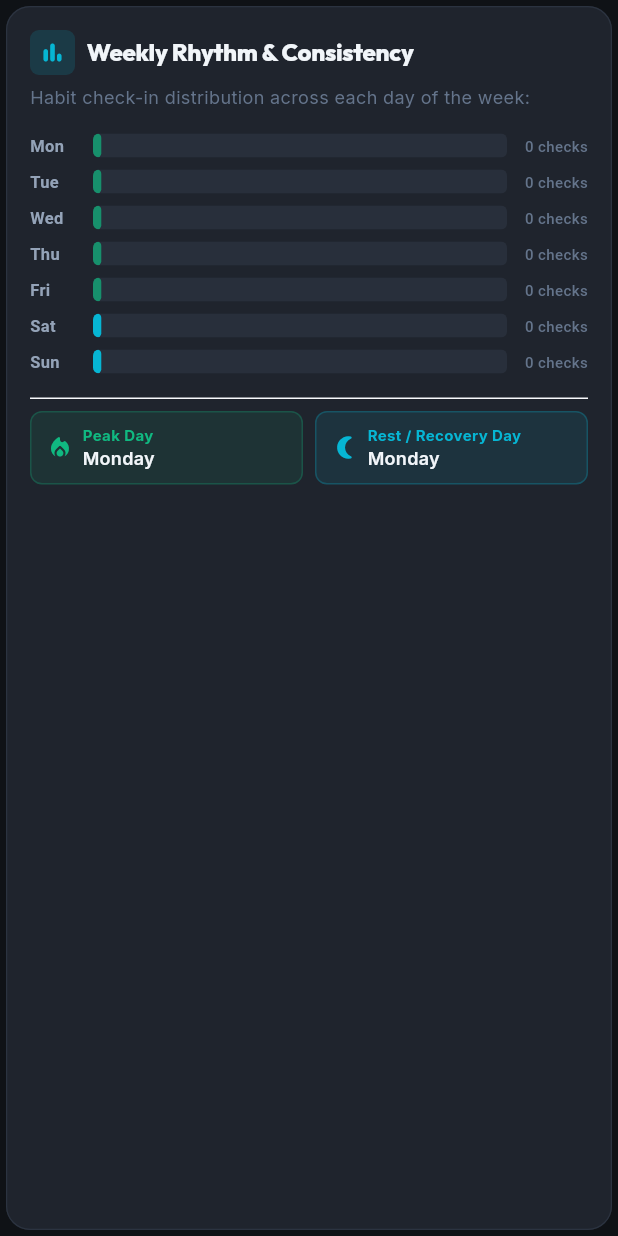
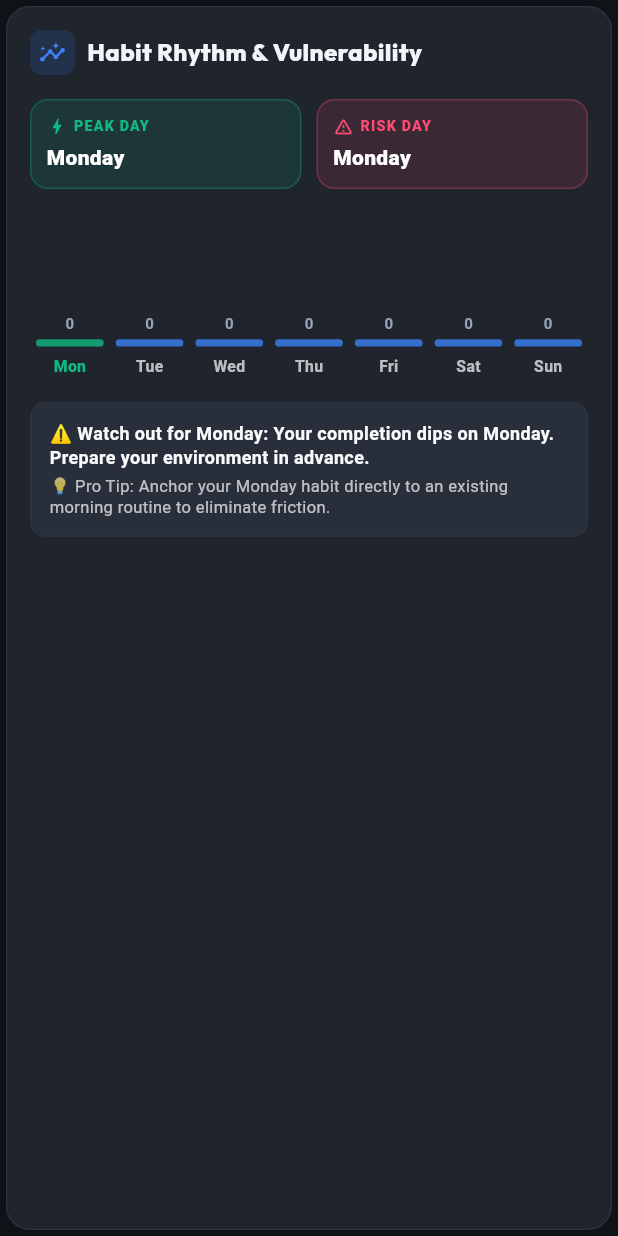
Before and after one commit to agdgb/Streakbox, a Flutter app: the WeeklyRhythmCard widget shown alone on an empty page, opened directly with empty values, on a phone screen of 412 x 824 dp. Run offline on Flutter 3.47's test engine with Material 3 defaults, Android fonts, the phone set to English and light mode, and no system bars; our stand-ins replace emoji_picker_flutter, flutter_animate, flutter_local_notifications, flutter_riverpod, go_router, google_fonts and 4 more; accounts and stored records are empty.

Commit message:
feat: Implement Smart Rhythm Analytics, Vulnerability Risk Warnings, and Velocity Trends (Attack #8)

```diff
--- /dev/null
+++ b/lib/data/services/rhythm_analytics_engine.dart
@@ -0,0 +1,123 @@
+import '../models/habit_entry.dart';
+
+/// Structured analysis of user habit rhythm, peak days, and failure vulnerabilities (Red-Team Attack #8).
+class RhythmInsightReport {
+  final Map<int, int> weekdayCounts; // 1 = Mon ... 7 = Sun
+  final Map<int, double> weekdayPercentages;
+  final int totalCheckIns;
+  final String strongestDayName;
+  final double strongestDayPercentage;
+  final String weakestDayName;
+  final double weakestDayPercentage;
+  final double monthlyVelocityRate; // % change vs previous 30 days
+  final String vulnerabilityWarning;
+  final String actionableCoachingTip;
+
+  const RhythmInsightReport({
+    required this.weekdayCounts,
+    required this.weekdayPercentages,
+    required this.totalCheckIns,
+    required this.strongestDayName,
+    required this.strongestDayPercentage,
+    required this.weakestDayName,
+    required this.weakestDayPercentage,
+    required this.monthlyVelocityRate,
+    required this.vulnerabilityWarning,
+    required this.actionableCoachingTip,
+  });
+}
+
+class RhythmAnalyticsEngine {
+  RhythmAnalyticsEngine._();
+
+  static const List<String> dayNames = [
+    'Monday',
+    'Tuesday',
+    'Wednesday',
+    'Thursday',
+    'Friday',
+    'Saturday',
+    'Sunday',
+  ];
+
+  static RhythmInsightReport analyze(List<HabitEntry> entries, {DateTime? now}) {
+    final referenceNow = now ?? DateTime.now();
+    final counts = <int, int>{for (int i = 1; i <= 7; i++) i: 0};
+    int total = 0;
+
+    // Filter recent 90-day window
+    final ninetyDaysAgo = referenceNow.subtract(const Duration(days: 90));
+    final thirtyDaysAgo = referenceNow.subtract(const Duration(days: 30));
+    final sixtyDaysAgo = referenceNow.subtract(const Duration(days: 60));
+
+    int currentMonthEntries = 0;
+    int previousMonthEntries = 0;
+
+    for (final e in entries) {
+      try {
+        final parsed = DateTime.parse(e.date);
+        if (parsed.isAfter(ninetyDaysAgo)) {
+          counts[parsed.weekday] = (counts[parsed.weekday] ?? 0) + 1;
+          total++;
+        }
+        if (parsed.isAfter(thirtyDaysAgo)) {
+          currentMonthEntries++;
+        } else if (parsed.isAfter(sixtyDaysAgo)) {
+          previousMonthEntries++;
+        }
+      } catch (_) {}
+    }
+
+    int maxCount = 0;
+    int minCount = 999999;
+    int bestDay = 1;
+    int worstDay = 7;
+
+    for (int i = 1; i <= 7; i++) {
+      final c = counts[i] ?? 0;
+      if (c > maxCount) {
+        maxCount = c;
+        bestDay = i;
+      }
+      if (c < minCount) {
+        minCount = c;
+        worstDay = i;
+      }
+    }
+
+    final Map<int, double> percentages = {};
+    for (int i = 1; i <= 7; i++) {
+      percentages[i] = total > 0 ? ((counts[i] ?? 0) / (total / 7.0)) * 100.0 : 100.0;
+    }
+
+    double velocity = 0.0;
+    if (previousMonthEntries > 0) {
+      velocity = ((currentMonthEntries - previousMonthEntries) / previousMonthEntries) * 100.0;
+    } else if (currentMonthEntries > 0) {
+      velocity = 100.0;
+    }
+
+    final strongDayName = dayNames[bestDay - 1];
+    final weakDayName = dayNames[worstDay - 1];
+
+    final warning = minCount == 0 && total >= 7
+        ? '⚠️ High Vulnerability: $weakDayName has 0 logged check-ins. Watch out for weekend drift.'
+        : '⚠️ Watch out for $weakDayName: Your completion dips on $weakDayName. Prepare your environment in advance.';
+
+    final tip =
+        '💡 Pro Tip: Anchor your $weakDayName habit directly to an existing morning routine to eliminate friction.';
+
+    return RhythmInsightReport(
+      weekdayCounts: counts,
+      weekdayPercentages: percentages,
+      totalCheckIns: total,
+      strongestDayName: strongDayName,
+      strongestDayPercentage: total > 0 ? ((maxCount / (total / 7.0)) * 100.0).clamp(0, 150) : 100.0,
+      weakestDayName: weakDayName,
+      weakestDayPercentage: total > 0 ? ((minCount / (total / 7.0)) * 100.0).clamp(0, 100) : 50.0,
+      monthlyVelocityRate: velocity,
+      vulnerabilityWarning: warning,
+      actionableCoachingTip: tip,
+    );
+  }
+}
--- a/lib/features/stats/widgets/weekly_rhythm_card.dart
+++ b/lib/features/stats/widgets/weekly_rhythm_card.dart
@@ -1,10 +1,10 @@
 import 'package:flutter/material.dart';
 import '../../../core/theme/app_colors.dart';
-import '../../../core/theme/app_spacing.dart';
 import '../../../core/theme/app_text_styles.dart';
 import '../../../data/models/habit_entry.dart';
+import '../../../data/services/rhythm_analytics_engine.dart';
 
-/// Weekly Rhythm Card analyzing completion consistency across Monday through Sunday.
+/// Smart Habit Rhythm & Vulnerability Shield Card (Red-Team Attack #8).
 class WeeklyRhythmCard extends StatelessWidget {
   final List<HabitEntry> allEntries;
 
@@ -12,16 +12,6 @@ class WeeklyRhythmCard extends StatelessWidget {
     super.key,
     required this.allEntries,
   });
-
-  static const List<String> _dayNames = [
-    'Monday',
-    'Tuesday',
-    'Wednesday',
-    'Thursday',
-    'Friday',
-    'Saturday',
-    'Sunday',
-  ];
 
   static const List<String> _shortDayNames = [
     'Mon',
@@ -33,53 +23,18 @@ class WeeklyRhythmCard extends StatelessWidget {
     'Sun',
   ];
 
-  Map<int, int> _computeWeekdayDistribution() {
-    final counts = <int, int>{
-      1: 0,
-      2: 0,
-      3: 0,
-      4: 0,
-      5: 0,
-      6: 0,
-      7: 0,
-    };
-
-    for (final entry in allEntries) {
-      try {
-        final parsed = DateTime.parse(entry.date);
-        counts[parsed.weekday] = (counts[parsed.weekday] ?? 0) + 1;
-      } catch (_) {}
-    }
-    return counts;
-  }
-
   @override
   Widget build(BuildContext context) {
     final isDark = Theme.of(context).brightness == Brightness.dark;
-    final counts = _computeWeekdayDistribution();
+    final report = RhythmAnalyticsEngine.analyze(allEntries);
 
-    // Find max count for relative bar scaling
+    // Max count for relative bar scaling
     int maxCount = 0;
-    int peakDayIndex = 1;
-    int minCount = 999999;
-    int recoveryDayIndex = 7;
-
     for (int i = 1; i <= 7; i++) {
-      final c = counts[i] ?? 0;
-      if (c > maxCount) {
-        maxCount = c;
-        peakDayIndex = i;
+      final c = report.weekdayCounts[i] ?? 0;
+      if (c > maxCount) maxCount = c;
     }
-      if (c < minCount) {
-        minCount = c;
-        recoveryDayIndex = i;
-      }
-    }
-
     if (maxCount == 0) maxCount = 1;
-
-    final peakDayName = _dayNames[peakDayIndex - 1];
-    final recoveryDayName = _dayNames[recoveryDayIndex - 1];
 
     return Card(
       child: Padding(
@@ -96,89 +51,86 @@ class WeeklyRhythmCard extends StatelessWidget {
                     Container(
                       padding: const EdgeInsets.all(6),
                       decoration: BoxDecoration(
-                        color: AppColors.secondary.withValues(alpha: 0.15),
-                        borderRadius: BorderRadius.circular(6),
+                        color: const Color(0xFF3B82F6).withValues(alpha: 0.15),
+                        borderRadius: BorderRadius.circular(8),
                       ),
                       child: const Icon(
-                        Icons.bar_chart_rounded,
-                        color: AppColors.secondary,
+                        Icons.insights_rounded,
+                        color: Color(0xFF3B82F6),
                         size: 18,
                       ),
                     ),
                     const SizedBox(width: 8),
                     Text(
-                      'Weekly Rhythm & Consistency',
-                      style: AppTextStyles.titleLarge(context).copyWith(
-                        fontSize: 16,
+                      'Habit Rhythm & Vulnerability',
+                      style: AppTextStyles.titleMedium(context).copyWith(
                         fontWeight: FontWeight.w800,
                       ),
                     ),
                   ],
                 ),
-              ],
+                if (report.monthlyVelocityRate != 0)
+                  Container(
+                    padding: const EdgeInsets.symmetric(horizontal: 8, vertical: 3),
+                    decoration: BoxDecoration(
+                      color: report.monthlyVelocityRate >= 0
+                          ? const Color(0xFF10B981).withValues(alpha: 0.15)
+                          : const Color(0xFFFF4B72).withValues(alpha: 0.15),
+                      borderRadius: BorderRadius.circular(6),
                     ),
-            const SizedBox(height: 6),
-            Text(
-              'Habit check-in distribution across each day of the week:',
-              style: AppTextStyles.bodySmall(context),
-            ),
-            const SizedBox(height: AppSpacing.md),
-
-            // 7 Weekday Horizontal Bars
-            ...List.generate(7, (index) {
-              final weekday = index + 1;
-              final count = counts[weekday] ?? 0;
-              final fraction = count / maxCount;
-              final isPeak = weekday == peakDayIndex && count > 0;
-              final isWeekend = weekday >= 6;
-
-              final barColor = isPeak
-                  ? AppColors.primary
-                  : (isWeekend
-                      ? AppColors.secondary
-                      : (isDark
-                          ? AppColors.primary.withValues(alpha: 0.7)
-                          : AppColors.primary.withValues(alpha: 0.6)));
-
-              return Padding(
-                padding: const EdgeInsets.only(bottom: 8),
-                child: Row(
-                  children: [
-                    SizedBox(
-                      width: 34,
                     child: Text(
-                        _shortDayNames[index],
+                      '${report.monthlyVelocityRate >= 0 ? "+" : ""}${report.monthlyVelocityRate.toStringAsFixed(1)}% velocity',
                       style: TextStyle(
-                          fontSize: 11,
-                          fontWeight: isPeak ? FontWeight.w800 : FontWeight.w600,
-                          color: isPeak
-                              ? AppColors.primary
-                              : (isDark
-                                  ? AppColors.darkTextSecondary
-                                  : AppColors.lightTextSecondary),
+                        fontSize: 10,
+                        fontWeight: FontWeight.w800,
+                        color: report.monthlyVelocityRate >= 0
+                            ? const Color(0xFF10B981)
+                            : const Color(0xFFFF4B72),
                       ),
                     ),
                   ),
-                    const SizedBox(width: 8),
+              ],
+            ),
+            const SizedBox(height: 16),
+
+            // Strongest vs Weakest Day Matrix
+            Row(
+              children: [
                 Expanded(
-                      child: ClipRRect(
-                        borderRadius: BorderRadius.circular(4),
-                        child: Stack(
+                  child: Container(
+                    padding: const EdgeInsets.all(10),
+                    decoration: BoxDecoration(
+                      color: const Color(0xFF10B981).withValues(alpha: isDark ? 0.12 : 0.08),
+                      borderRadius: BorderRadius.circular(12),
+                      border: Border.all(
+                        color: const Color(0xFF10B981).withValues(alpha: 0.3),
+                      ),
+                    ),
+                    child: Column(
+                      crossAxisAlignment: CrossAxisAlignment.start,
                       children: [
-                            Container(
-                              height: 16,
-                              color: isDark
-                                  ? AppColors.darkCardElevated
-                                  : AppColors.lightCardElevated,
+                        Row(
+                          children: const [
+                            Icon(Icons.bolt_rounded, size: 14, color: Color(0xFF10B981)),
+                            SizedBox(width: 4),
+                            Text(
+                              'PEAK DAY',
+                              style: TextStyle(
+                                fontSize: 9.5,
+                                fontWeight: FontWeight.w900,
+                                letterSpacing: 0.8,
+                                color: Color(0xFF10B981),
                               ),
-                            FractionallySizedBox(
-                              widthFactor: fraction.clamp(0.02, 1.0),
-                              child: Container(
-                                height: 16,
-                                decoration: BoxDecoration(
-                                  color: barColor,
-                                  borderRadius: BorderRadius.circular(4),
                             ),
+                          ],
+                        ),
+                        const SizedBox(height: 4),
+                        Text(
+                          report.strongestDayName,
+                          style: TextStyle(
+                            fontSize: 14,
+                            fontWeight: FontWeight.w800,
+                            color: isDark ? Colors.white : Colors.black,
                           ),
                         ),
                       ],
@@ -186,67 +138,139 @@ class WeeklyRhythmCard extends StatelessWidget {
                   ),
                 ),
                 const SizedBox(width: 10),
-                    SizedBox(
-                      width: 44,
-                      child: Text(
-                        '$count checks',
-                        textAlign: TextAlign.end,
+                Expanded(
+                  child: Container(
+                    padding: const EdgeInsets.all(10),
+                    decoration: BoxDecoration(
+                      color: const Color(0xFFFF4B72).withValues(alpha: isDark ? 0.12 : 0.08),
+                      borderRadius: BorderRadius.circular(12),
+                      border: Border.all(
+                        color: const Color(0xFFFF4B72).withValues(alpha: 0.3),
+                      ),
+                    ),
+                    child: Column(
+                      crossAxisAlignment: CrossAxisAlignment.start,
+                      children: [
+                        Row(
+                          children: const [
+                            Icon(Icons.warning_amber_rounded, size: 14, color: Color(0xFFFF4B72)),
+                            SizedBox(width: 4),
+                            Text(
+                              'RISK DAY',
                               style: TextStyle(
-                          fontSize: 10,
-                          fontWeight: isPeak ? FontWeight.w800 : FontWeight.w500,
-                          color: isPeak
-                              ? AppColors.primary
-                              : (isDark
-                                  ? AppColors.darkTextMuted
-                                  : AppColors.lightTextMuted),
+                                fontSize: 9.5,
+                                fontWeight: FontWeight.w900,
+                                letterSpacing: 0.8,
+                                color: Color(0xFFFF4B72),
+                              ),
+                            ),
+                          ],
+                        ),
+                        const SizedBox(height: 4),
+                        Text(
+                          report.weakestDayName,
+                          style: TextStyle(
+                            fontSize: 14,
+                            fontWeight: FontWeight.w800,
+                            color: isDark ? Colors.white : Colors.black,
+                          ),
+                        ),
+                      ],
                     ),
                   ),
                 ),
               ],
             ),
+            const SizedBox(height: 16),
+
+            // Weekday Frequency Bar Chart
+            SizedBox(
+              height: 110,
+              child: Row(
+                crossAxisAlignment: CrossAxisAlignment.end,
+                mainAxisAlignment: MainAxisAlignment.spaceAround,
+                children: List.generate(7, (index) {
+                  final weekday = index + 1;
+                  final count = report.weekdayCounts[weekday] ?? 0;
+                  final fraction = (count / maxCount).clamp(0.08, 1.0);
+                  final isPeak = report.strongestDayName == RhythmAnalyticsEngine.dayNames[index];
+                  final isRisk = report.weakestDayName == RhythmAnalyticsEngine.dayNames[index] &&
+                      allEntries.length >= 7;
+
+                  final barColor = isPeak
+                      ? const Color(0xFF10B981)
+                      : (isRisk ? const Color(0xFFFF4B72) : const Color(0xFF3B82F6));
+
+                  return Expanded(
+                    child: Padding(
+                      padding: const EdgeInsets.symmetric(horizontal: 4),
+                      child: Column(
+                        mainAxisAlignment: MainAxisAlignment.end,
+                        children: [
+                          Text(
+                            '$count',
+                            style: TextStyle(
+                              fontSize: 10,
+                              fontWeight: FontWeight.w700,
+                              color: isDark ? AppColors.darkTextSecondary : AppColors.lightTextSecondary,
+                            ),
+                          ),
+                          const SizedBox(height: 4),
+                          Container(
+                            height: 60 * fraction,
+                            decoration: BoxDecoration(
+                              color: barColor.withValues(alpha: isDark ? 0.8 : 0.9),
+                              borderRadius: BorderRadius.circular(6),
+                            ),
+                          ),
+                          const SizedBox(height: 6),
+                          Text(
+                            _shortDayNames[index],
+                            style: TextStyle(
+                              fontSize: 10.5,
+                              fontWeight: isPeak || isRisk ? FontWeight.w800 : FontWeight.w600,
+                              color: isPeak
+                                  ? const Color(0xFF10B981)
+                                  : (isRisk ? const Color(0xFFFF4B72) : (isDark ? Colors.white70 : Colors.black87)),
+                            ),
+                          ),
+                        ],
+                      ),
+                    ),
                   );
                 }),
-            const SizedBox(height: AppSpacing.sm),
-            const Divider(height: 1),
-            const SizedBox(height: AppSpacing.sm),
-
-            // Peak Day & Recovery Day Badges
-            Row(
-              children: [
-                Expanded(
-                  child: Container(
-                    padding: const EdgeInsets.symmetric(horizontal: 10, vertical: 8),
-                    decoration: BoxDecoration(
-                      color: AppColors.primary.withValues(alpha: 0.1),
-                      borderRadius: AppSpacing.roundedSm,
-                      border: Border.all(
-                        color: AppColors.primary.withValues(alpha: 0.25),
               ),
             ),
-                    child: Row(
-                      children: [
-                        const Icon(
-                          Icons.local_fire_department_rounded,
-                          color: AppColors.primary,
-                          size: 18,
+            const SizedBox(height: 16),
+
+            // Vulnerability Warning Box
+            Container(
+              padding: const EdgeInsets.all(12),
+              decoration: BoxDecoration(
+                color: isDark ? AppColors.darkCardElevated : AppColors.lightCardElevated,
+                borderRadius: BorderRadius.circular(10),
+                border: Border.all(
+                  color: isDark ? AppColors.darkBorder : AppColors.lightBorder,
                 ),
-                        const SizedBox(width: 6),
-                        Expanded(
+              ),
               child: Column(
                 crossAxisAlignment: CrossAxisAlignment.start,
                 children: [
                   Text(
-                                'Peak Day',
-                                style: AppTextStyles.bodySmall(context).copyWith(
-                                  fontSize: 10,
-                                  color: AppColors.primary,
+                    report.vulnerabilityWarning,
+                    style: const TextStyle(
+                      fontSize: 12,
                       fontWeight: FontWeight.w700,
+                      height: 1.3,
                     ),
                   ),
+                  const SizedBox(height: 4),
                   Text(
-                                peakDayName,
-                                style: AppTextStyles.labelBold(context).copyWith(
-                                  fontSize: 12,
+                    report.actionableCoachingTip,
+                    style: TextStyle(
+                      fontSize: 11,
+                      color: isDark ? Colors.white70 : Colors.black54,
+                      height: 1.3,
                     ),
                   ),
                 ],
@@ -255,56 +279,6 @@ class WeeklyRhythmCard extends StatelessWidget {
           ],
         ),
       ),
-                ),
-                const SizedBox(width: 8),
-                Expanded(
-                  child: Container(
-                    padding: const EdgeInsets.symmetric(horizontal: 10, vertical: 8),
-                    decoration: BoxDecoration(
-                      color: AppColors.secondary.withValues(alpha: 0.1),
-                      borderRadius: AppSpacing.roundedSm,
-                      border: Border.all(
-                        color: AppColors.secondary.withValues(alpha: 0.25),
-                      ),
-                    ),
-                    child: Row(
-                      children: [
-                        const Icon(
-                          Icons.nightlight_round,
-                          color: AppColors.secondary,
-                          size: 18,
-                        ),
-                        const SizedBox(width: 6),
-                        Expanded(
-                          child: Column(
-                            crossAxisAlignment: CrossAxisAlignment.start,
-                            children: [
-                              Text(
-                                'Rest / Recovery Day',
-                                style: AppTextStyles.bodySmall(context).copyWith(
-                                  fontSize: 10,
-                                  color: AppColors.secondary,
-                                  fontWeight: FontWeight.w700,
-                                ),
-                              ),
-                              Text(
-                                recoveryDayName,
-                                style: AppTextStyles.labelBold(context).copyWith(
-                                  fontSize: 12,
-                                ),
-                              ),
-                            ],
-                          ),
-                        ),
-                      ],
-                    ),
-                  ),
-                ),
-              ],
-            ),
-          ],
-        ),
-      ),
     );
   }
 }
```
Lines whose indentation alone changed are shown as unchanged.
